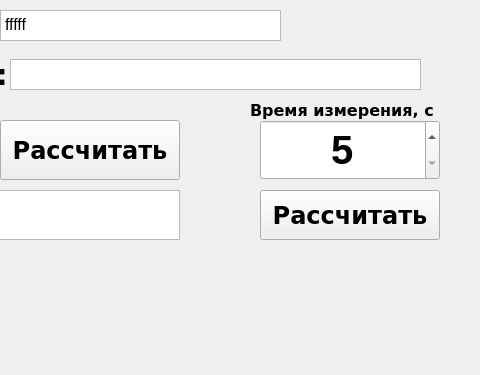
First picture: the form in main.ui, repository kozlov174/raspberry_app, before the edit; both pictures show x 320 to 800 and y 0 to 375 of the 800 by 1200 pixel window.
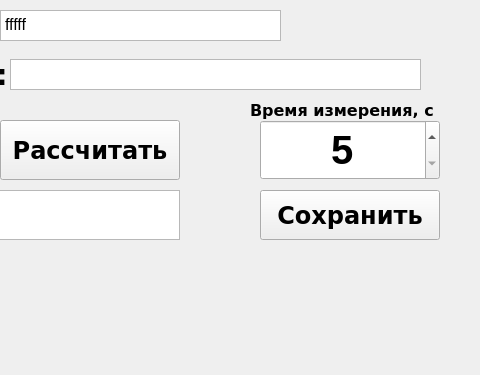
Second picture: the form after the edit. Custom widgets are drawn as their Qt base class.

What changed in the file:
```diff
--- a/main.ui
+++ b/main.ui
@@ -686,7 +686,7 @@
      </font>
     </property>
     <property name="text">
-     <string>Рассчитать</string>
+     <string>Сохранить</string>
     </property>
    </widget>
   </widget>
```
